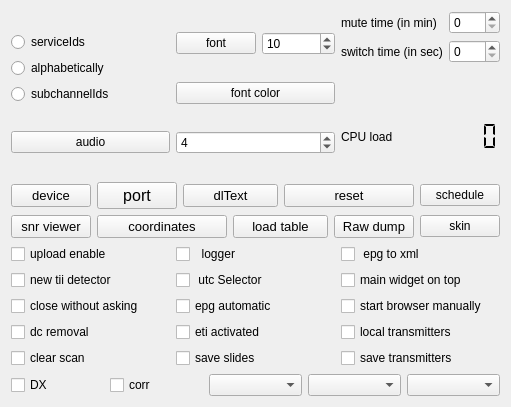
Above: qt-dab-RC/forms-v7/config-helper.ui from JvanKatwijk/qt-dab before the change. Below: the same form after it.
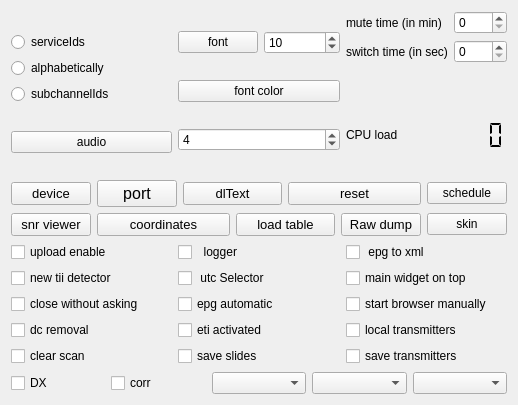
That is the form after the change. Custom widgets are drawn as their Qt base class.

Patch:
```diff
--- a/qt-dab-RC/forms-v7/config-helper.ui
+++ b/qt-dab-RC/forms-v7/config-helper.ui
@@ -6,8 +6,8 @@
    <rect>
     <x>0</x>
     <y>0</y>
-    <width>511</width>
-    <height>407</height>
+    <width>518</width>
+    <height>405</height>
    </rect>
   </property>
   <property name="windowTitle">
```
Left out of the diff: 4 changed lines with no effect on the pictures.
